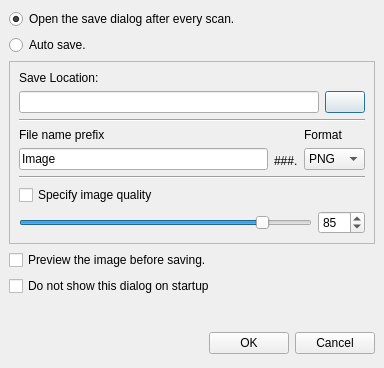
Above: src/save_mode.ui from KDE/skanlite before the change. Below: the same form after it.
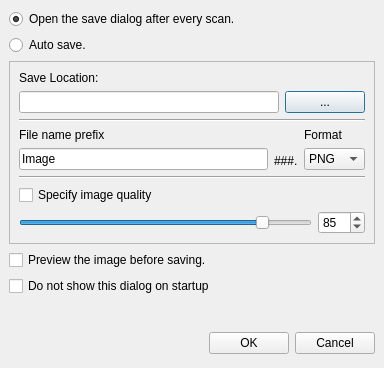
That is the form after the change. Icons and pictures are not drawn.

Commit message: Add icons to buttons and add i18n to strings (needs to be done for the .ui too somehow)

```diff
--- a/src/save_mode.ui
+++ b/src/save_mode.ui
@@ -45,9 +45,7 @@
    <item>
     <widget class="QFrame" name="autoFrame" >
      <property name="sizePolicy" >
-      <sizepolicy>
-       <hsizetype>3</hsizetype>
-       <vsizetype>3</vsizetype>
+      <sizepolicy vsizetype="MinimumExpanding" hsizetype="MinimumExpanding" >
        <horstretch>0</horstretch>
        <verstretch>0</verstretch>
       </sizepolicy>
@@ -94,15 +92,13 @@
         <item>
          <widget class="QPushButton" name="getDirButton" >
           <property name="sizePolicy" >
-           <sizepolicy>
-            <hsizetype>0</hsizetype>
-            <vsizetype>0</vsizetype>
+           <sizepolicy vsizetype="Fixed" hsizetype="Fixed" >
             <horstretch>0</horstretch>
             <verstretch>0</verstretch>
            </sizepolicy>
           </property>
-          <property name="icon" >
-           <iconset resource="sanewidget.qrc" >:/images/folder_open.png</iconset>
+          <property name="text" >
+           <string>...</string>
           </property>
          </widget>
         </item>
```
Left out of the diff: 149 changed lines with no effect on the pictures. The commit also changes 1 other file.
